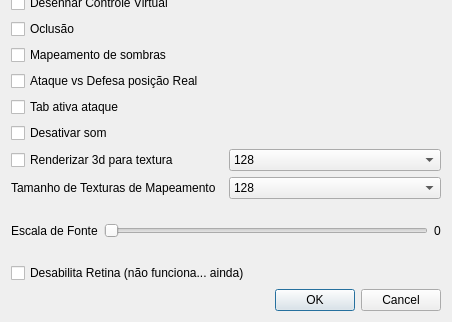
This is ifg/qt/ui/opcoes.ui in matferib/tabuleiro-virtual as Qt 5 draws it before an edit; both pictures show x 0 to 452 and y 174 to 496 of the 452 by 496 pixel window. The edited form follows.
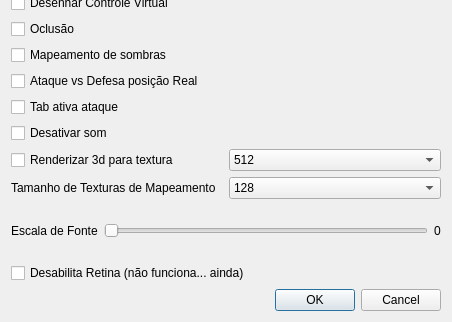
This is the edited form.

Commit message: tirei resolucoes sem sentido

Patch:
```diff
--- a/ifg/qt/ui/opcoes.ui
+++ b/ifg/qt/ui/opcoes.ui
@@ -121,16 +121,6 @@
        <property name="toolTip">
         <string>Se verdadeiro, tabuleiro será renderizado para esta resolução ao invés do tamanho da janela.</string>
        </property>
-       <item>
-        <property name="text">
-         <string>128</string>
-        </property>
-       </item>
-       <item>
-        <property name="text">
-         <string>256</string>
-        </property>
-       </item>
        <item>
         <property name="text">
          <string>512</string>
```
Left out of the diff: 10 changed lines with no effect on the pictures. The commit also changes 2 other files.
